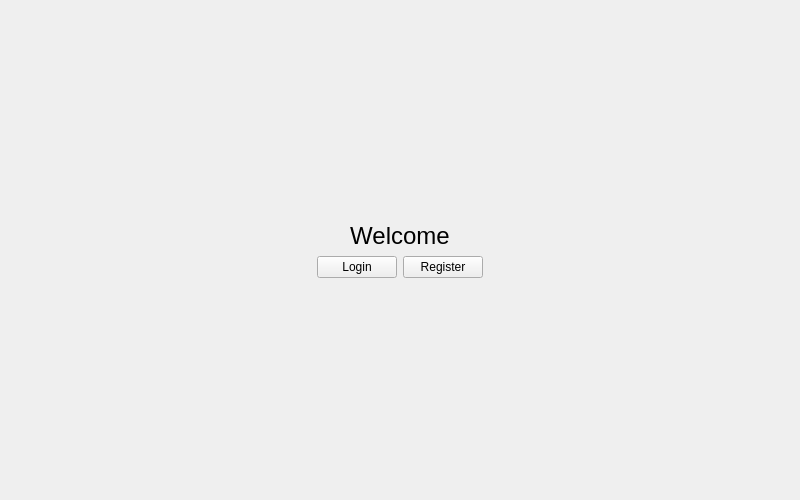
llauret-iut90/BeretPass, file ui/mainwindow.ui: the form before one commit.
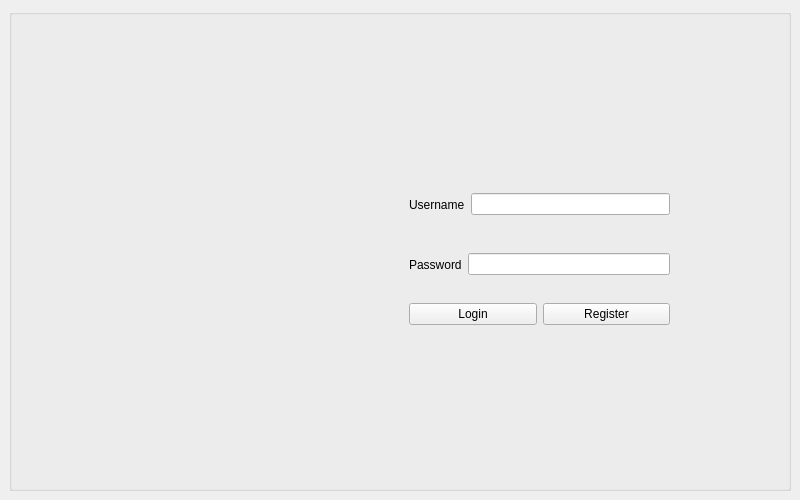
The form after the commit. Icons and pictures are not drawn.

Commit message: Refonte ui login plus ajout image dans resources

What changed in the file:
```diff
--- a/ui/mainwindow.ui
+++ b/ui/mainwindow.ui
@@ -14,106 +14,107 @@
    <string>MainWindow</string>
   </property>
   <widget class="QWidget" name="centralWidget">
-   <layout class="QVBoxLayout" name="verticalLayout">
+   <layout class="QHBoxLayout" name="horizontalLayout">
     <item>
-     <spacer name="verticalSpacer">
-      <property name="orientation">
-       <enum>Qt::Vertical</enum>
+     <widget class="QGroupBox" name="groupBox">
+      <property name="title">
+       <string/>
       </property>
-      <property name="sizeHint" stdset="0">
-       <size>
-        <width>20</width>
-        <height>40</height>
-       </size>
-      </property>
-     </spacer>
-    </item>
+      <widget class="QWidget" name="horizontalLayoutWidget">
+       <property name="geometry">
+        <rect>
+         <x>400</x>
+         <y>170</y>
+         <width>261</width>
+         <height>51</height>
+        </rect>
+       </property>
+       <layout class="QHBoxLayout" name="horizontalLayout_2">
     <item>
-     <widget class="QLabel" name="titleLabel">
-      <property name="font">
-       <font>
-        <pointsize>18</pointsize>
-       </font>
-      </property>
+         <widget class="QLabel" name="label">
       <property name="text">
-       <string>Welcome</string>
-      </property>
-      <property name="alignment">
-       <set>Qt::AlignCenter</set>
-      </property>
+           <string>Username</string>
+          </property>
      </widget>
     </item>
     <item>
-     <layout class="QHBoxLayout" name="buttonsLayout">
-      <item>
-       <spacer name="horizontalSpacer">
-        <property name="orientation">
-         <enum>Qt::Horizontal</enum>
-        </property>
-        <property name="sizeHint" stdset="0">
-         <size>
-          <width>40</width>
-          <height>20</height>
-         </size>
-        </property>
-       </spacer>
+         <widget class="QLineEdit" name="lineEdit">
+          <property name="text">
+           <string/>
+          </property>
+         </widget>
+        </item>
+       </layout>
+      </widget>
+      <widget class="QWidget" name="horizontalLayoutWidget_2">
+       <property name="geometry">
+        <rect>
+         <x>400</x>
+         <y>230</y>
+         <width>261</width>
+         <height>51</height>
+        </rect>
+       </property>
+       <layout class="QHBoxLayout" name="horizontalLayout_4">
+        <item>
+         <widget class="QLabel" name="label_2">
+          <property name="text">
+           <string>Password</string>
+          </property>
+         </widget>
       </item>
       <item>
-       <widget class="QPushButton" name="loginButton">
-        <property name="enabled">
-         <bool>true</bool>
-        </property>
-        <property name="maximumSize">
-         <size>
-          <width>200</width>
-          <height>16777215</height>
-         </size>
-        </property>
+         <widget class="QLineEdit" name="lineEdit_2">
+          <property name="echoMode">
+           <enum>QLineEdit::Password</enum>
+          </property>
+         </widget>
+        </item>
+       </layout>
+      </widget>
+      <widget class="QWidget" name="horizontalLayoutWidget_3">
+       <property name="geometry">
+        <rect>
+         <x>400</x>
+         <y>290</y>
+         <width>261</width>
+         <height>31</height>
+        </rect>
+       </property>
+       <layout class="QHBoxLayout" name="horizontalLayout_5">
+        <item>
+         <widget class="QPushButton" name="pushButton_2">
         <property name="text">
          <string>Login</string>
         </property>
        </widget>
       </item>
       <item>
-       <widget class="QPushButton" name="registerButton">
-        <property name="maximumSize">
-         <size>
-          <width>200</width>
-          <height>16777215</height>
-         </size>
-        </property>
+         <widget class="QPushButton" name="pushButton">
         <property name="text">
          <string>Register</string>
         </property>
        </widget>
       </item>
-      <item>
-       <spacer name="horizontalSpacer_2">
-        <property name="orientation">
-         <enum>Qt::Horizontal</enum>
-        </property>
-        <property name="sizeHint" stdset="0">
-         <size>
-          <width>40</width>
-          <height>20</height>
-         </size>
-        </property>
-       </spacer>
-      </item>
-     </layout>
-    </item>
-    <item>
-     <spacer name="verticalSpacer_2">
-      <property name="orientation">
-       <enum>Qt::Vertical</enum>
-      </property>
-      <property name="sizeHint" stdset="0">
-       <size>
-        <width>20</width>
-        <height>40</height>
-       </size>
-      </property>
-     </spacer>
+       </layout>
+      </widget>
+      <widget class="QLabel" name="label_pic">
+       <property name="geometry">
+        <rect>
+         <x>100</x>
+         <y>130</y>
+         <width>271</width>
+         <height>221</height>
+        </rect>
+       </property>
+       <property name="text">
+        <string/>
+       </property>
+       <property name="pixmap">
+        <pixmap>:/img/img/BeretPassLogo.png</pixmap>
+       </property>
+      </widget>
+     </widget>
     </item>
    </layout>
   </widget>
```
Lines whose indentation alone changed are shown as unchanged. The commit also changes 16 other files.
